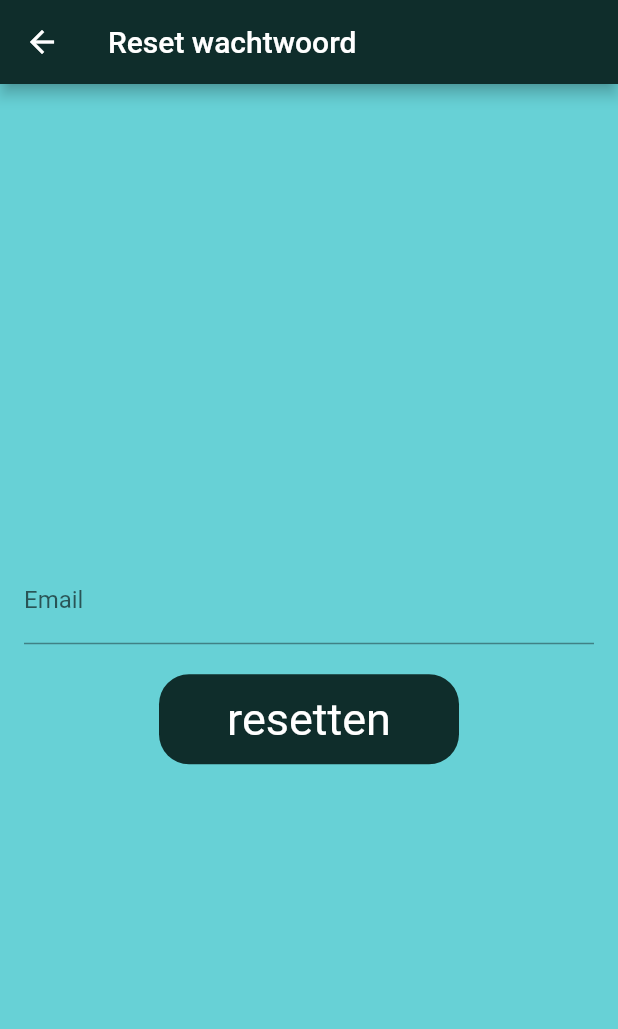
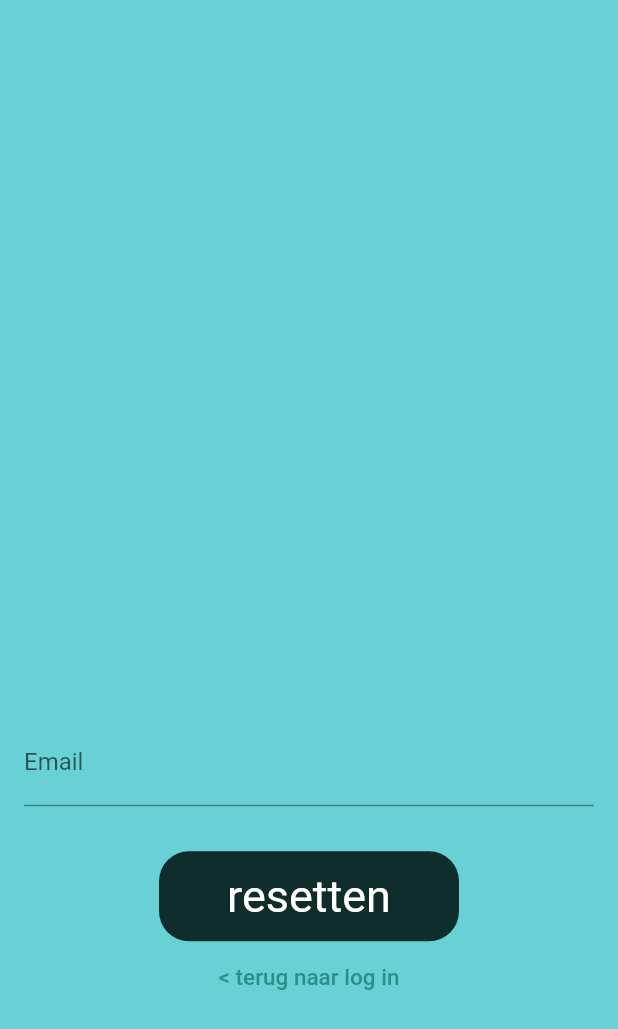
Before and after one commit to Lenaerts-Nestor/Project_Mobile_Development, a Flutter app: the screen it shows after launch, after a tap on "Wachtwoord resetten", on a phone screen of 412 x 824 dp. Shown: the top 1029 px of the screen. Run offline on Flutter 3.47's test engine with Material 2 defaults, Android fonts, the phone set to English and light mode, and no system bars; our stand-ins replace cloud_firestore, firebase_auth, firebase_core, flutter_map, flutter_svg, google_nav_bar and 1 more; accounts and stored records are empty; network calls fail.

Commit message:
design verfijnd

```diff
--- /dev/null
+++ b/lib/components/custom_text.dart
@@ -0,0 +1,27 @@
+import 'package:flutter/material.dart';
+import 'style/designStyle.dart' as style;
+
+class CustomText extends StatelessWidget {
+  final String text;
+  final double maxWidth;
+
+  const CustomText({
+    Key? key,
+    required this.text,
+    this.maxWidth = 500, // default value is infinite width
+  }) : super(key: key);
+
+  @override
+  Widget build(BuildContext context) {
+    return Container(
+      constraints: BoxConstraints(maxWidth: maxWidth),
+      child: Text(
+        text,
+        style: TextStyle(
+          color: style.color2,
+          fontSize: style.fontSize2,
+        ),
+      ),
+    );
+  }
+}
--- a/lib/pages/login-register/login/forgot_password_page.dart
+++ b/lib/pages/login-register/login/forgot_password_page.dart
@@ -4,7 +4,9 @@ import 'package:firebase_auth/firebase_auth.dart';
 import 'package:flutter/material.dart';
 
 import '../../../main.dart';
-import 'package:parkflow/components/custom_button.dart'; //test
+import 'package:parkflow/pages/login-register/login/login_page.dart';
+import 'package:parkflow/components/custom_button.dart';
+import 'package:parkflow/components/custom_text_button.dart';
 
 //TODO: nog aanpassen zonder firebase auth.
 class ForgotPasswordPage extends StatefulWidget {
@@ -27,9 +29,6 @@ class _ForgotPasswordPageState extends State<ForgotPasswordPage> {
   @override
   Widget build(BuildContext context) {
     return Scaffold(
-      appBar: AppBar(
-        title: const Text('Reset wachtwoord'),
-      ),
       body: Padding(
         padding: const EdgeInsets.all(16),
         child: Form(
@@ -37,17 +36,30 @@ class _ForgotPasswordPageState extends State<ForgotPasswordPage> {
           child: Column(
             mainAxisAlignment: MainAxisAlignment.center,
             children: [
+              const SizedBox(
+                height: 330,
+              ),
               TextField(
                 controller: emailController,
                 decoration: const InputDecoration(labelText: 'Email'),
               ),
               const SizedBox(
-                height: 20,
+                height: 30,
               ),
               BlackButton(
                 onPressed: resetPassword,
                 text: 'resetten',
               ),
+                  CustomTextButton(
+                    onPressed: () {
+                      Navigator.of(context).push(
+                        MaterialPageRoute(
+                          builder: (context) => const LoginPage(),
+                        ),
+                      );
+                    },
+                    text: '< terug naar log in',
+                  )
             ],
           ),
         ),
--- a/lib/pages/login-register/login/login_page.dart
+++ b/lib/pages/login-register/login/login_page.dart
@@ -5,8 +5,10 @@ import 'package:parkflow/pages/login-register/auth_services.dart';
 
 import '../../../pages/login-register/login/forgot_password_page.dart';
 import '../../../pages/login-register/register/register_page.dart';
-import 'package:parkflow/components/custom_button.dart'; //test
-import 'package:parkflow/components/custom_text_button.dart'; //test
+import 'package:parkflow/components/custom_button.dart';
+import 'package:parkflow/components/custom_text_button.dart';
+import 'package:parkflow/components/custom_text.dart';
+import 'package:flutter_svg/flutter_svg.dart';
 
 class LoginPage extends StatefulWidget {
   const LoginPage({Key? key}) : super(key: key);
@@ -35,18 +37,34 @@ class _LoginPageState extends State<LoginPage> {
           child: Column(
             mainAxisAlignment: MainAxisAlignment.center,
             children: [
-              const SizedBox(height: 20),
-              TextField(
+              const SizedBox(height: 30),
+              Center(
+                child: SvgPicture.asset(
+                  'assets/logo.svg',
+                  width: MediaQuery.of(context).size.width - 60,
+                ),
+              ),
+              const SizedBox(height: 40),
+              const CustomText(
+                text: 'Parkeren was nog nooit zo eenvoudig',
+              ),
+              const SizedBox(height: 30),
+              SizedBox(
+                width: MediaQuery.of(context).size.width - 60,
+                child: TextField(
                   controller: emailController,
                   textInputAction: TextInputAction.next,
                   decoration: const InputDecoration(
                     labelText: 'Email',
                   ),
                 ),
+              ),
               const SizedBox(
                 height: 10,
               ),
-              TextField(
+              SizedBox(
+                width: MediaQuery.of(context).size.width - 60,
+                child: TextField(
                   controller: passwordController,
                   textInputAction: TextInputAction.done,
                   decoration: const InputDecoration(
@@ -54,9 +72,8 @@ class _LoginPageState extends State<LoginPage> {
                   ),
                   obscureText: true,
                 ),
-              const SizedBox(
-                height: 10,
               ),
+              const SizedBox(height: 30),
               BlackButton(
                 onPressed: () =>
                     signin(context, emailController, passwordController),
@@ -72,9 +89,6 @@ class _LoginPageState extends State<LoginPage> {
                 },
                 text: 'Wachtwoord resetten',
               ),
-              const SizedBox(
-                height: 10,
-              ),
               Row(
                 mainAxisAlignment: MainAxisAlignment.center,
                 children: [
@@ -89,7 +103,7 @@ class _LoginPageState extends State<LoginPage> {
                     text: 'Maak een account',
                   ),
                 ],
-              )
+              ),
             ],
           ),
         ),
--- a/lib/pages/login-register/register/register_page.dart
+++ b/lib/pages/login-register/register/register_page.dart
@@ -65,14 +65,14 @@ class _SignUpPageState extends State<RegisterPage> {
                 children: [
                   Expanded(
                     child: _buildTextField(
-                        nameController, 'Naam', TextInputAction.next,
+                        nameController, 'Voornaam', TextInputAction.next,
                         obscureText: false),
                   ),
                   const SizedBox(width: 20),
                   Expanded(
                     child: _buildTextField(
                       familyNameController,
-                      'Familie Naam',
+                      'Familienaam',
                       TextInputAction.next,
                       obscureText: false,
                     ),
```
Also changed, not shown: lib/pages/settings/settingsMain.dart (+9 -1 lines), pubspec.yaml (+6 -3 lines), assets/logo.svg (added), pubspec.lock. Lines whose indentation alone changed are shown as unchanged.
